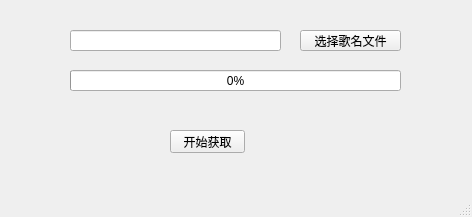
The window that forms/mainwindow.ui (fyved24/down_lyric) describes before a commit, drawn with Qt 5.
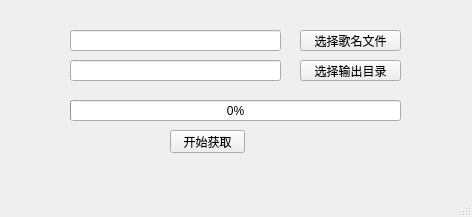
The same window after the commit.

Commit message: 添加自定义输出目录

```diff
--- a/forms/mainwindow.ui
+++ b/forms/mainwindow.ui
@@ -54,7 +54,7 @@
     <property name="geometry">
      <rect>
       <x>70</x>
-      <y>70</y>
+      <y>100</y>
       <width>331</width>
       <height>21</height>
      </rect>
@@ -63,6 +63,29 @@
      <number>0</number>
     </property>
    </widget>
+   <widget class="QLineEdit" name="output_filepath">
+    <property name="geometry">
+     <rect>
+      <x>70</x>
+      <y>60</y>
+      <width>211</width>
+      <height>21</height>
+     </rect>
+    </property>
+   </widget>
+   <widget class="QPushButton" name="choose_output_dir_button">
+    <property name="geometry">
+     <rect>
+      <x>300</x>
+      <y>60</y>
+      <width>101</width>
+      <height>21</height>
+     </rect>
+    </property>
+    <property name="text">
+     <string>选择输出目录</string>
+    </property>
+   </widget>
   </widget>
   <widget class="QMenuBar" name="menubar">
    <property name="geometry">
```
The commit also changes 2 other files.
